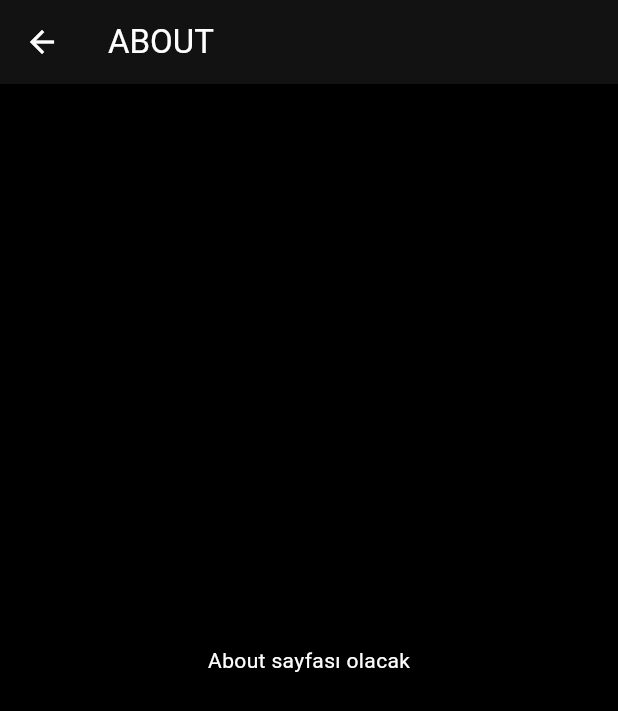
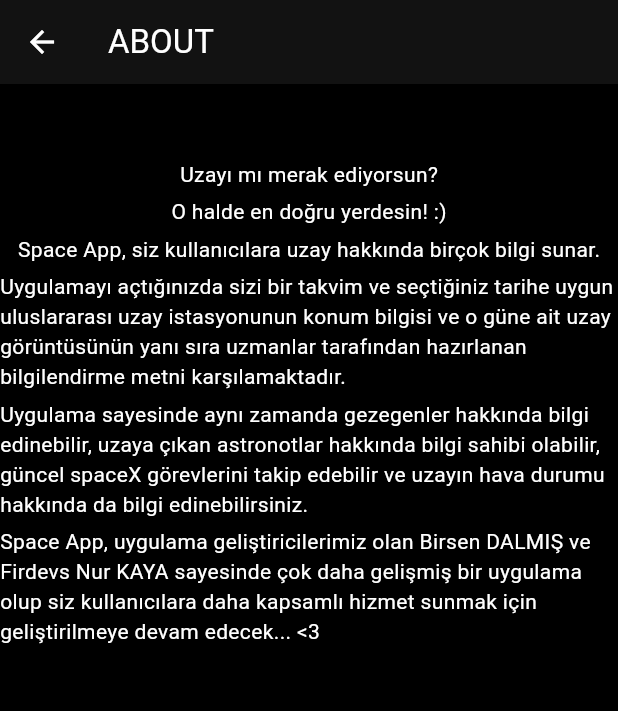
Before and after one commit to firdevsnurkaya/SpaceApp, a Flutter app: the AboutPage screen opened directly, on a phone screen of 412 x 824 dp. Shown: the top 711 px of the screen. Run offline on Flutter 3.47's test engine with Material 3 defaults, Android fonts, the phone set to English and light mode, and no system bars; our stand-ins replace table_calendar; network calls fail.

Commit message:
about sayfası eklendi ve profile meslekler yazıldı

```diff
--- a/lib/about.dart
+++ b/lib/about.dart
@@ -14,7 +14,38 @@ class _AboutPageState extends State<AboutPage> {
       appBar: AppBar(
         title: const Text('ABOUT'),
       ),
-      body: Center(child: Text("About sayfası olacak")),
+      body: Column(
+        children: [
+          SizedBox(
+            height: 50,
+          ),
+          Text("Uzayı mı merak ediyorsun?"),
+          SizedBox(
+            height: 5,
+          ),
+          Text("O halde en doğru yerdesin! :)"),
+          SizedBox(
+            height: 5,
+          ),
+          Text(
+              "Space App, siz kullanıcılara uzay hakkında birçok bilgi sunar."),
+          SizedBox(
+            height: 5,
+          ),
+          Text(
+              "Uygulamayı açtığınızda sizi bir takvim ve seçtiğiniz tarihe uygun uluslararası uzay istasyonunun konum bilgisi ve o güne ait uzay görüntüsünün yanı sıra uzmanlar tarafından hazırlanan bilgilendirme metni karşılamaktadır."),
+          SizedBox(
+            height: 5,
+          ),
+          Text(
+              "Uygulama sayesinde aynı zamanda gezegenler hakkında bilgi edinebilir, uzaya çıkan astronotlar hakkında bilgi sahibi olabilir, güncel spaceX görevlerini takip edebilir ve uzayın hava durumu hakkında da bilgi edinebilirsiniz."),
+          SizedBox(
+            height: 5,
+          ),
+          Text(
+              "Space App, uygulama geliştiricilerimiz olan Birsen DALMIŞ ve Firdevs Nur KAYA sayesinde çok daha gelişmiş bir uygulama olup siz kullanıcılara daha kapsamlı hizmet sunmak için geliştirilmeye devam edecek... <3"),
+        ],
+      ),
     );
   }
 }
--- a/lib/profile_page.dart
+++ b/lib/profile_page.dart
@@ -29,14 +29,14 @@ class ProfilePageState extends State<ProfilePage> {
     _email1 = 'firdevsnurkaya@gmail.com';
     _location1 = 'Istanbul';
     _imagePath1 = 'assets/firdevs.jpg';
-    _about1 = "";
+    _about1 = "Technical Team Lead";
 
     // Initialize user 2
     _name2 = 'Birsen Dalmış';
     _email2 = 'birsen.dlms.80@gmail.com';
     _location2 = 'Osmaniye';
     _imagePath2 = 'assets/birsen.jpeg';
-    _about2 = "";
+    _about2 = "Computer Engineer";
   }
 
   @override
```
